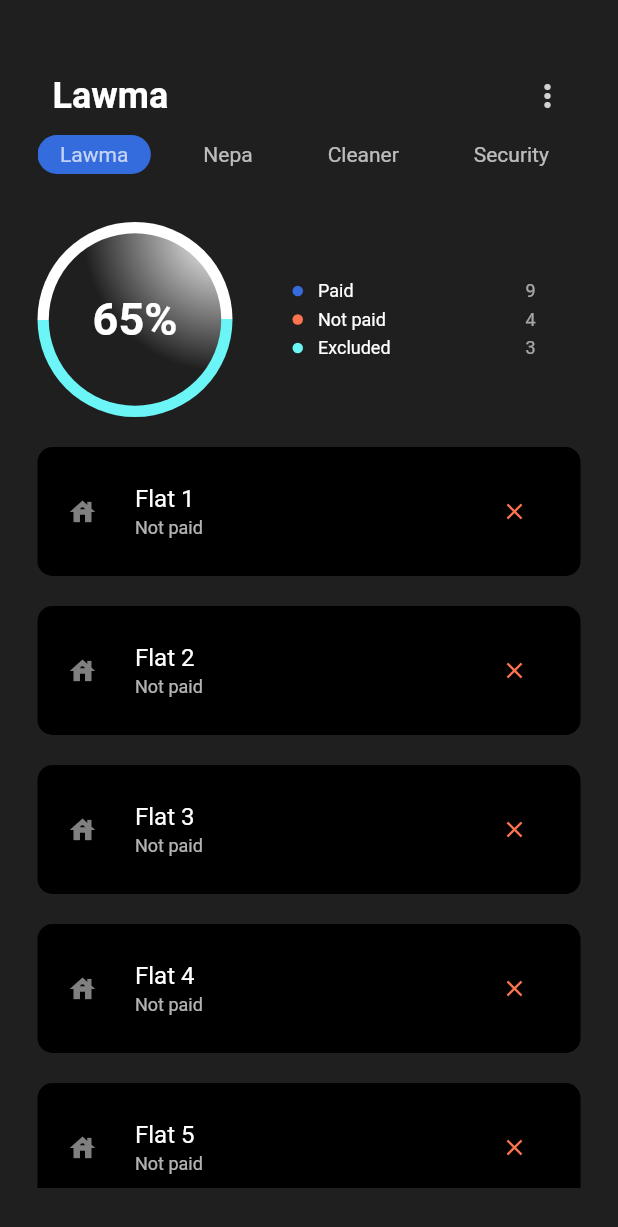
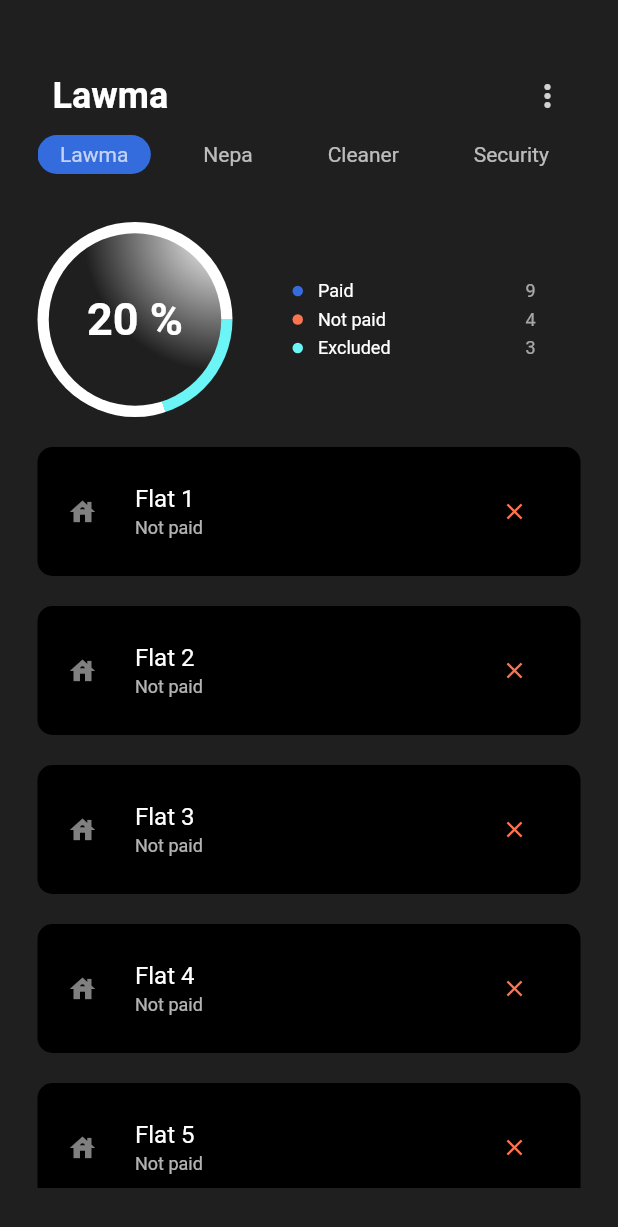
Before and after one commit to XROLE/share_bills_manager, a Flutter app: the screen it shows after launch, on a phone screen of 412 x 824 dp. Shown: the top 1227 px of the screen. Run offline on Flutter 3.47's test engine with Material 2 defaults, Android fonts, the phone set to English and light mode, and no system bars.

Commit message:
animate progress and percentage indicator

```diff
--- a/lib/home/index.dart
+++ b/lib/home/index.dart
@@ -11,6 +11,7 @@
 
 class _HomePageState extends State<HomePage> {
   int _selectedIndex = 0;
+  int percentage = 20;
 
   Widget _buildStatus({String status = '', String count = '', Color color = Colors.white}) {
     return Padding(
@@ -41,7 +42,7 @@
     );
   }
 
-  Widget _buildStatusCircularIndicator() {
+  Widget _buildStatusCircularIndicator({int percent = 0, double val = 0.001}) {
     return Container(
       height: 130,
       width: 130,
@@ -51,12 +52,12 @@
             child: Container(
               height: 130,
               width: 130,
-              decoration:
-                  BoxDecoration(
-                    gradient: SweepGradient(
-                      stops: [0.5, 0.5],
+              decoration: BoxDecoration(
+                  gradient: SweepGradient(
+                      stops: [(percent / 100) * val, 0.1],
                       colors: [AppColor.excluded, Colors.white]),
-                    color: Colors.grey[200], borderRadius: BorderRadius.circular(100)),
+                  color: Colors.grey[200],
+                  borderRadius: BorderRadius.circular(100)),
             ),
           ),
           Center(
@@ -66,10 +67,14 @@
               decoration: BoxDecoration(
                   borderRadius: BorderRadius.circular(100),
                   gradient: RadialGradient(
-                    center: Alignment.topRight,
-                    radius: 0.8,
-                    colors: [Colors.white, AppColor.bgColor])),
-              child: Center(child: Text('65%', style: TextStyle(color: Colors.white, fontSize: 30, fontWeight: FontWeight.bold),)),
+                      center: Alignment.topRight,
+                      radius: 0.8,
+                      colors: [Colors.white, AppColor.bgColor])),
+              child: Center(
+                  child: Text(
+                '$percent %',
+                style: TextStyle(color: Colors.white, fontSize: 30, fontWeight: FontWeight.bold),
+              )),
             ),
           ),
         ],
@@ -121,6 +126,7 @@
                         onTap: () {
                           setState(() {
                             _selectedIndex = i;
+                            percentage = percentage + 10;
                           });
                         },
                         child: Container(
@@ -147,7 +153,15 @@
               width: double.infinity,
               child: Row(
                 children: [
-                  _buildStatusCircularIndicator(),
+                  TweenAnimationBuilder(
+                    tween: Tween<double>(begin: 0, end: 1),
+                    duration: Duration(seconds: 2),
+                    builder: (context, double _val, _child) {
+                      return Container(
+                          child: _buildStatusCircularIndicator(
+                              percent: (percentage * _val).ceil(), val: _val));
+                    },
+                  ),
                   SizedBox(width: 40),
                   Expanded(
                     child: Container(
```
